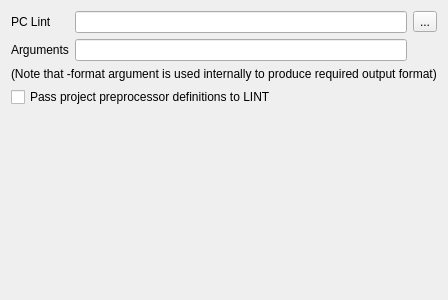
Old version of the form config.ui in the repository R-Typ/LintPlug.
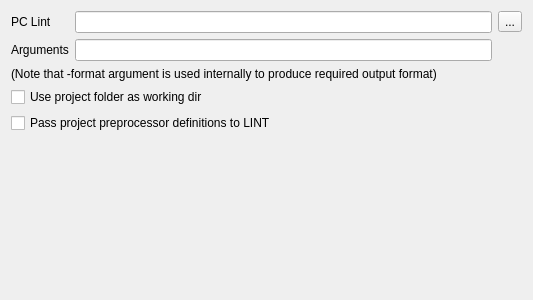
New version of the form.

Commit message:
config: add working dir option
Add the project folder as working directory
option to avoid absolute path for the *.lnt
files

The edit to the form file:
```diff
--- a/config.ui
+++ b/config.ui
@@ -6,7 +6,7 @@
    <rect>
     <x>0</x>
     <y>0</y>
-    <width>411</width>
+    <width>533</width>
     <height>300</height>
    </rect>
   </property>
@@ -16,6 +16,13 @@
   <layout class="QVBoxLayout" name="verticalLayout">
    <item>
     <layout class="QGridLayout" name="gridLayout">
+     <item row="0" column="3">
+      <widget class="QToolButton" name="btnOpen">
+       <property name="text">
+        <string>...</string>
+       </property>
+      </widget>
+     </item>
      <item row="0" column="0">
       <widget class="QLabel" name="label">
        <property name="text">
@@ -23,15 +30,8 @@
        </property>
       </widget>
      </item>
-     <item row="0" column="1">
-      <widget class="QLineEdit" name="edLint"/>
-     </item>
      <item row="0" column="2">
-      <widget class="QToolButton" name="btnOpen">
-       <property name="text">
-        <string>...</string>
-       </property>
-      </widget>
+      <widget class="QLineEdit" name="edLint"/>
      </item>
      <item row="2" column="0">
       <widget class="QLabel" name="label_2">
@@ -40,7 +40,7 @@
        </property>
       </widget>
      </item>
-     <item row="2" column="1">
+     <item row="2" column="2">
       <widget class="QLineEdit" name="edArgs"/>
      </item>
     </layout>
@@ -52,6 +52,13 @@
      </property>
     </widget>
    </item>
+   <item>
+    <widget class="QCheckBox" name="chkPDir">
+     <property name="text">
+      <string>Use project folder as working dir</string>
+     </property>
+    </widget>
+   </item>
    <item>
     <widget class="QCheckBox" name="chkDefines">
      <property name="text">
```
The commit also changes 3 other files.
